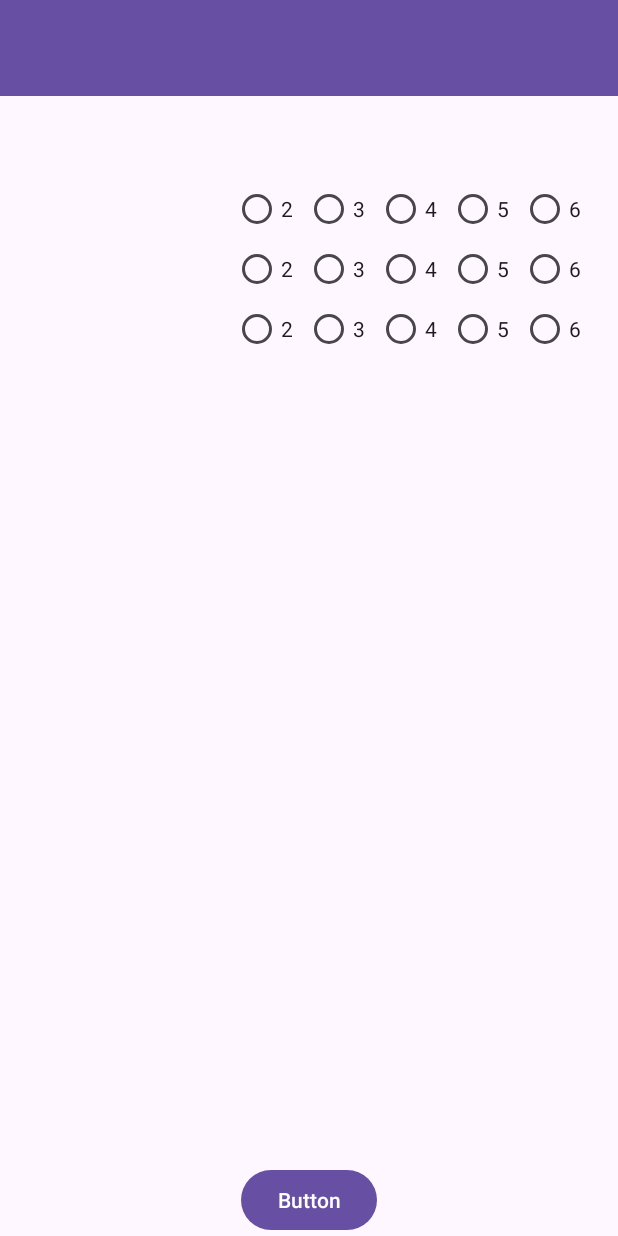
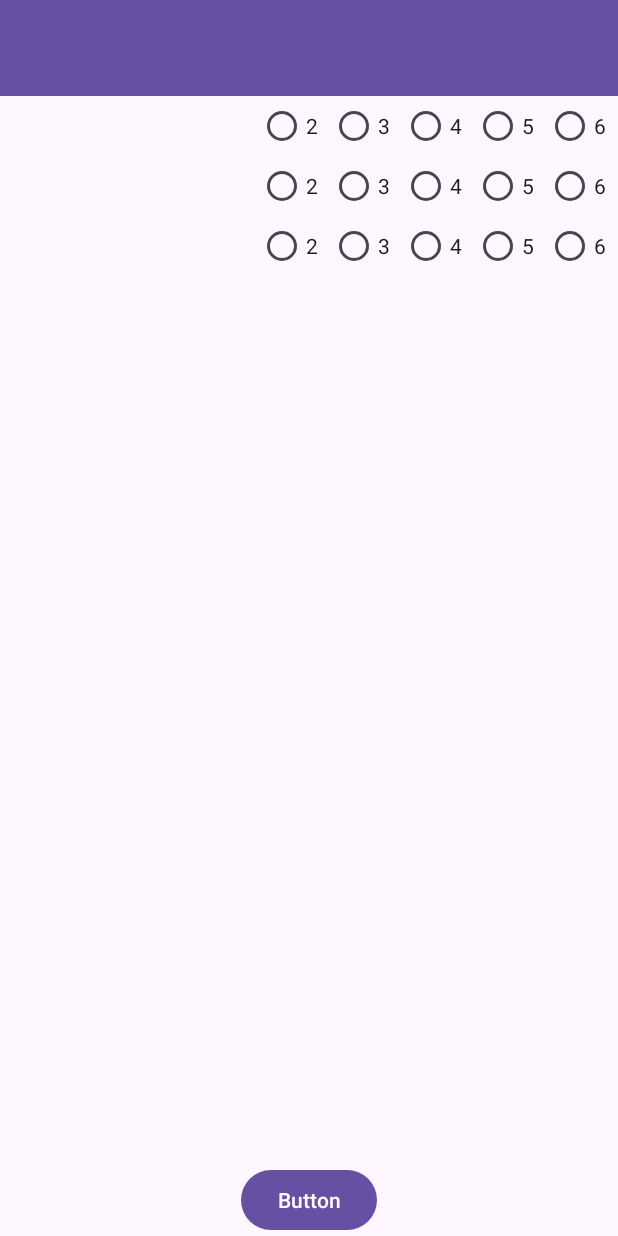
Before and after one commit to gabrylo/lab1grades, an Android app: the layout activity_grades_input.xml on its own in the app's theme, with its tools: preview values and no code run, on a phone screen of 412 x 824 dp. Run offline under Robolectric (Android 15) with nearby library versions, the phone set to English and light mode, and no system bars.

Commit message:
pre-final

```diff
--- a/app/src/main/res/layout/activity_grades_input.xml
+++ b/app/src/main/res/layout/activity_grades_input.xml
@@ -5,16 +5,19 @@
     xmlns:app="http://schemas.android.com/apk/res-auto"
     android:layout_width="match_parent"
     android:layout_height="match_parent"
+    android:scrollbars="vertical"
     tools:context=".GradesInputActivity">
 
   <androidx.recyclerview.widget.RecyclerView
       android:id="@+id/recyclerView"
-      android:layout_width="383dp"
-      android:layout_height="601dp"
-      android:layout_marginStart="12dp"
+      android:layout_width="0dp"
+      android:layout_height="wrap_content"
       app:layout_constraintBottom_toTopOf="@+id/btavarage"
+      app:layout_constraintEnd_toEndOf="parent"
+      app:layout_constraintHorizontal_bias="0.497"
       app:layout_constraintStart_toStartOf="parent"
       app:layout_constraintTop_toBottomOf="@+id/toolbar3"
+      app:layout_constraintVertical_bias="0.0"
       tools:listitem="@layout/item_subject_grade" />
 
   <Button
```
Also changed, not shown: app/src/main/java/com/example/lab1grades/GradesInputActivity.java (+37 -29 lines), app/src/main/java/com/example/lab1grades/MainActivity.java (+13 -5 lines), app/src/main/java/com/example/lab1grades/SubjectGradeAdapter.java (+9 -1 lines).
